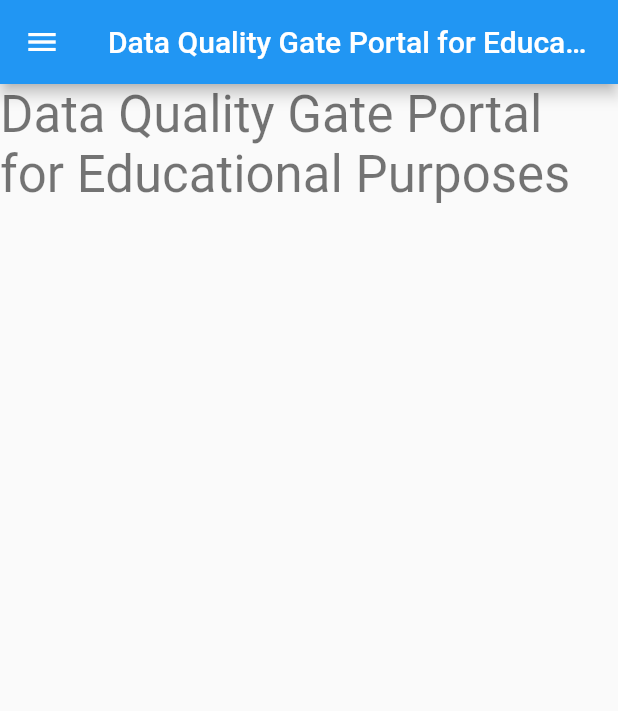
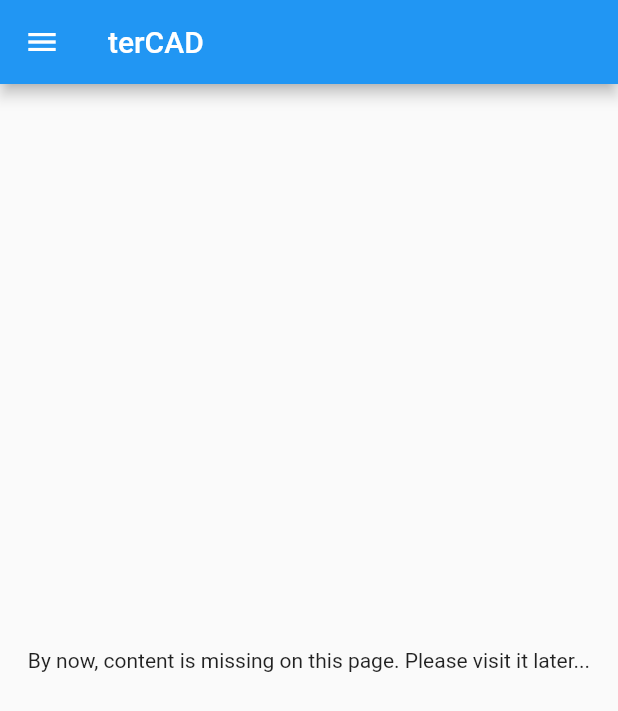
Before and after one commit to lyskouski/terCAD, a Flutter app: the screen it shows after launch, on a phone screen of 412 x 824 dp. Shown: the top 711 px of the screen. Run offline on Flutter 3.47's test engine with Material 2 defaults, Android fonts, the phone set to English and light mode, and no system bars.

Commit message:
(#1) Update Flutter template to a basic view. Add Mocked Navigation

```diff
--- a/lib/main.dart
+++ b/lib/main.dart
@@ -1,44 +1,53 @@
 import 'package:flutter/material.dart';
+import './mainMenu.dart';
 
-void main() {
-  runApp(const MyApp());
-}
+void main() => runApp(const MyApp());
 
 class MyApp extends StatelessWidget {
   const MyApp({super.key});
 
-  // This widget is the root of your application.
+  static const appTitle = 'terCAD';
+
   @override
   Widget build(BuildContext context) {
-    return MaterialApp(
-      title: 'terCAD',
-      theme: ThemeData(
-        primarySwatch: Colors.blue,
-      ),
-      home: const MyHomePage(title: 'Data Quality Gate Portal for Educational Purposes'),
+    return const MaterialApp(
+      title: appTitle,
+      home: MyHomePage(title: appTitle),
     );
   }
 }
 
-class MyHomePage extends StatefulWidget {
+class MyHomePage extends StatelessWidget {
   const MyHomePage({super.key, required this.title});
+
   final String title;
 
   @override
-  State<MyHomePage> createState() => _MyHomePageState();
-}
-
-class _MyHomePageState extends State<MyHomePage> {
-  @override
   Widget build(BuildContext context) {
     return Scaffold(
-      appBar: AppBar(
-        title: Text(widget.title),
-        leading: Icon(Icons.menu),
+      appBar: AppBar(title: Text(title)),
+      body: const Center(
+        child: Text('By now, content is missing on this page. Please visit it later...'),
       ),
-      body: Text(
-        'Data Quality Gate Portal for Educational Purposes',
-        style: Theme.of(context).textTheme.headline4,
+      drawer: Drawer(
+        // Add a ListView to the drawer. This ensures the user can scroll
+        // through the options in the drawer if there isn't enough vertical
+        // space to fit everything.
+        child: ListView(
+          // Important: Remove any padding from the ListView.
+          padding: EdgeInsets.zero,
+          children: [
+            const SizedBox(
+              height: 42.0,
+              child: DrawerHeader(
+                margin: EdgeInsets.all(0.0),
+                padding: EdgeInsets.all(paddingIndent),
+                child: Text('Navigation'),
+              ),
+            ),
+            ...mainMenu.map(buildMainMenu).toList()
+          ],
+        ),
       ),
     );
   }
--- /dev/null
+++ b/lib/mainMenu.dart
@@ -0,0 +1,97 @@
+import 'package:flutter/material.dart';
+
+const double paddingIndent = 12;
+
+class BasicTile {
+  final String title;
+  final List<BasicTile> tiles;
+
+  const BasicTile({
+    required this.title,
+    this.tiles = const [],
+  });
+}
+
+Widget buildMainMenu(BasicTile tile, {double leftIndent = paddingIndent}) {
+  if (tile.tiles.isEmpty) {
+    return ListTile(
+      contentPadding: EdgeInsets.only(left: leftIndent),
+      title: Text(tile.title),
+      onTap: () => {
+        // ...
+      },
+    );
+  } else {
+    return ExpansionTile(
+      tilePadding: EdgeInsets.only(left: leftIndent),
+    //  trailing: const SizedBox.shrink(),
+    //  leading: const Icon(Icons.keyboard_arrow_right_outlined),
+      title: Text(tile.title),
+      children: tile.tiles.map((tile) => buildMainMenu(tile, leftIndent: paddingIndent + leftIndent)).toList(),
+    );
+  }
+}
+
+final mainMenu = <BasicTile>[
+  const BasicTile(
+    title: 'Oeuvre',
+    tiles: [
+      BasicTile(title: 'Prose'),
+      BasicTile(title: 'Poetry'),
+    ],
+  ),
+  const BasicTile(
+    title: 'Cognition',
+  ),
+  const BasicTile(
+    title: 'Mind',
+    tiles: [
+      BasicTile(
+        title: 'Methods',
+        tiles: [
+          BasicTile(
+            title:'By sensory modality',
+          ),
+          BasicTile(
+            title: 'In Content',
+          ),
+          BasicTile(
+            title: 'Memory Organization',
+          ),
+          BasicTile(
+            title: 'Time Characteristics',
+          ),
+          BasicTile(
+            title: 'Presence of Target',
+          ),
+          BasicTile(
+            title: 'Availability of Means',
+          ),
+          BasicTile(
+            title: 'Method for Storing',
+          ),
+          BasicTile(
+            title: 'Symbolic Memory',
+          ),
+        ],
+      ),
+      BasicTile(
+        title: 'Objects',
+        tiles: [
+          BasicTile(
+            title:'Exact Sciences',
+          ),
+          BasicTile(
+            title:'Social Sciencies',
+          ),
+          BasicTile(
+            title:'Humanities',
+          ),
+          BasicTile(
+            title:'Music Education',
+          ),
+        ]
+      ),
+    ],
+  ),
+];
```
